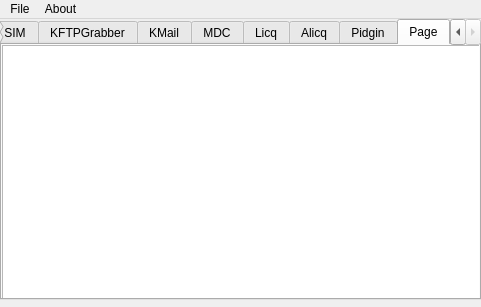
The window that mainwindow.ui (CryptoManiac/pswdrec) describes before a commit, drawn with Qt 5.
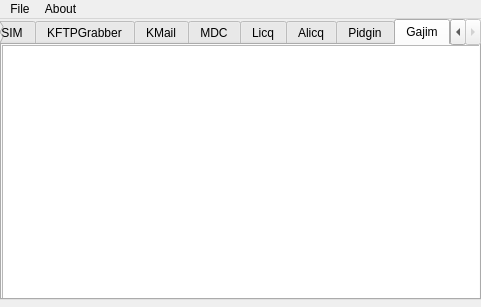
The same window after the commit. Icons and pictures are not drawn.

```diff
--- a/mainwindow.ui
+++ b/mainwindow.ui
@@ -212,7 +212,7 @@
     </widget>
     <widget class="QWidget" name="tab_11">
      <attribute name="title">
-      <string>Page</string>
+      <string>Gajim</string>
      </attribute>
      <widget class="QTextBrowser" name="textBrowser_8">
       <property name="geometry">
```
